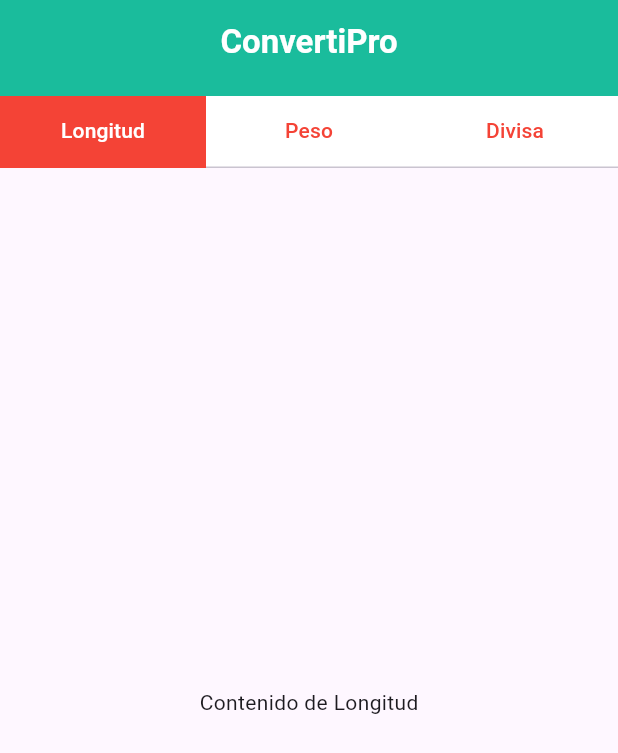
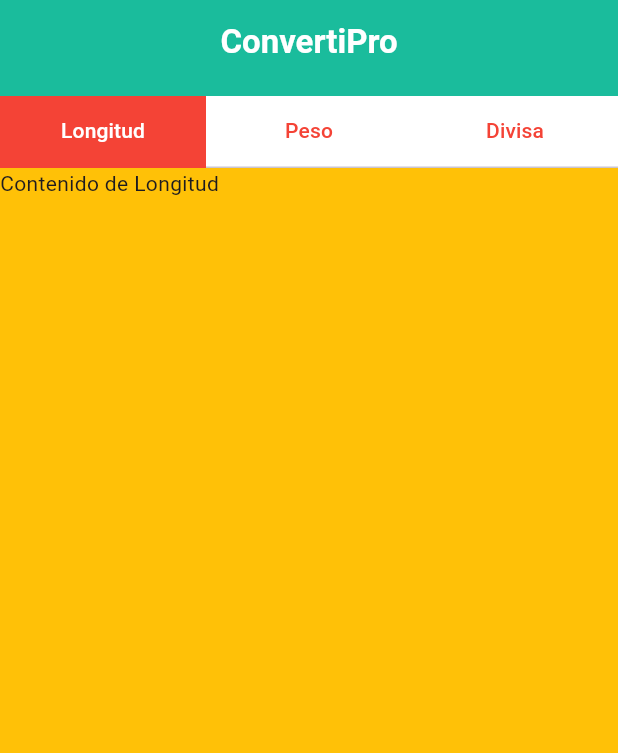
Before and after one commit to devarturobl/desarrolloapps1, a Flutter app: the screen it shows after launch, on a phone screen of 412 x 824 dp. Shown: the top 753 px of the screen. Run offline on Flutter 3.47's test engine with Material 3 defaults, Android fonts, the phone set to English and light mode, and no system bars.

Commit message:
appconvert c2

```diff
--- a/Semana4/appconvertir/lib/main.dart
+++ b/Semana4/appconvertir/lib/main.dart
@@ -1,3 +1,4 @@
+import 'package:appconvertir/pages/longitud.dart';
 import 'package:flutter/material.dart';
 
 void main() {
@@ -40,13 +41,9 @@ class _MainAppState extends State<MainApp> {
                   indicator: BoxDecoration(
                     color:
                         Colors.red, // Fondo ROJO para la pestaña seleccionada
-                    // Si quieres esquinas redondeadas en el rojo:
-                    // borderRadius: BorderRadius.only(
-                    //   topLeft: Radius.circular(8),
-                    //   topRight: Radius.circular(8),
-                    // ),
                   ),
-                  indicatorSize: TabBarIndicatorSize.tab, // Hace que el indicador ocupe todo el espacio de la pestaña
+                  indicatorSize: TabBarIndicatorSize
+                      .tab, // Hace que el indicador ocupe todo el espacio de la pestaña
                   //indicatorPadding: EdgeInsets.zero, // Elimina cualquier padding del indicador para que ocupe todo
 
                   // *** COLORES DE TEXTO/ÍCONOS ***
@@ -54,7 +51,6 @@ class _MainAppState extends State<MainApp> {
                       .white, // Texto/Ícono de la pestaña seleccionada en BLANCO (sobre fondo rojo)
                   unselectedLabelColor: Colors
                       .red, // Texto/Ícono de las pestañas inactivas en ROJO (sobre fondo blanco)
-
                   // Estas propiedades ya no son necesarias con el indicador personalizado que rellena la pestaña:
                   // indicatorColor: Colors.white, // Esto es para una línea indicadora, no un fondo
                   // dividerColor: Colors.red, // Esto es para una línea divisoria
@@ -70,7 +66,7 @@ class _MainAppState extends State<MainApp> {
           body: TabBarView(
             // Aquí puedes poner el contenido de cada pestaña
             children: [
-              Center(child: Text('Contenido de Longitud')),
+              Longitud(),
               Center(child: Text('Contenido de Peso')),
               Center(child: Text('Contenido de Divisa')),
             ],
--- /dev/null
+++ b/Semana4/appconvertir/lib/pages/longitud.dart
@@ -0,0 +1,15 @@
+import 'package:flutter/material.dart';
+
+class Longitud extends StatefulWidget {
+  const Longitud({super.key});
+
+  @override
+  State<Longitud> createState() => _LongitudState();
+}
+
+class _LongitudState extends State<Longitud> {
+  @override
+  Widget build(BuildContext context) {
+    return Container(color: Colors.amber, child: Text('Contenido de Longitud'));
+  }
+}
```
